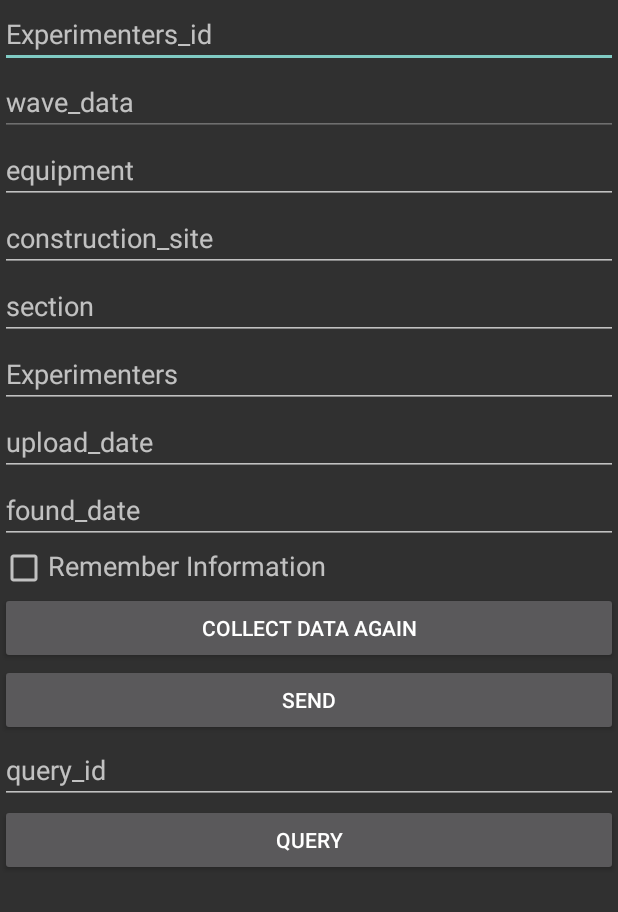
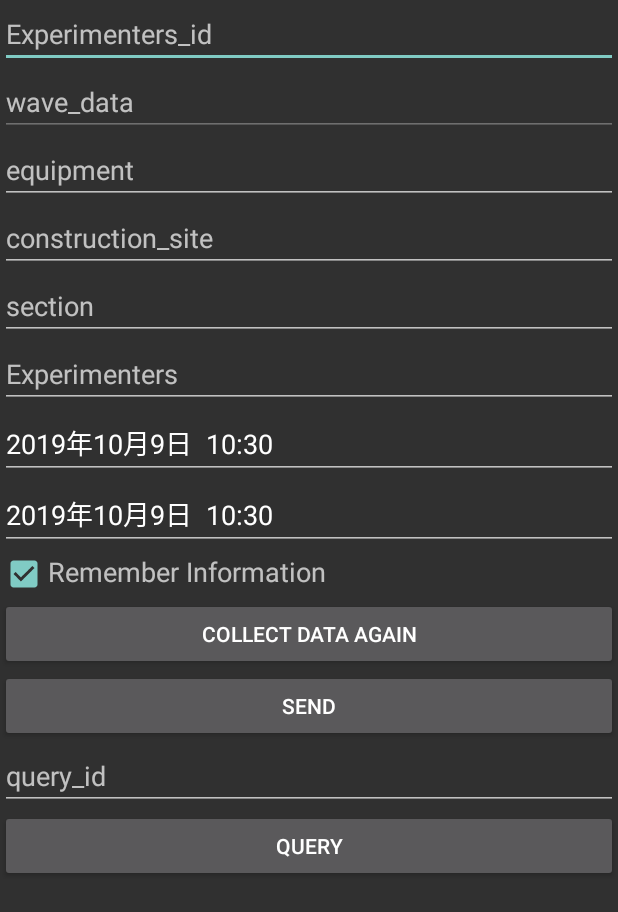
Before and after one commit to jackoftongji/BlueTooth-1, an Android app: the FirstActivity screen opened directly, with no data from a screen before it, on a phone screen of 412 x 824 dp. Shown: the top 912 px of the screen. Run offline under Robolectric (Android 15) with nearby library versions, the phone set to English and light mode, and no system bars; our stand-ins replace EventBus; 5 statements that could not run were skipped.

Commit message:
默认记住所输信息/自动填写时间

```diff
--- a/app/src/main/java/ych/com/bluetooth/test/FirstActivity.java
+++ b/app/src/main/java/ych/com/bluetooth/test/FirstActivity.java
@@ -21,6 +21,7 @@ import org.json.JSONException;
 import org.json.JSONObject;
 
 import java.io.IOException;
+import java.util.Calendar;
 
 import okhttp3.RequestBody;
 import okhttp3.ResponseBody;
@@ -70,7 +71,7 @@ public class FirstActivity extends AppCompatActivity {
         initView();
         initData();
         initListener();
-
+        setTime();
     }
 
     private void initListener() {
@@ -101,6 +102,8 @@ public class FirstActivity extends AppCompatActivity {
                     editor.clear();
                 }
                 editor.apply();
+
+                setTime();
 
                 Retrofit retrofit;
                 //Ultrasound ultrasound = new Ultrasound(20,"0.00 0.01 1.12 1.34","上海","一号段","400km","肖","2019年8月29号","2019年8月29号");
@@ -189,6 +192,7 @@ public class FirstActivity extends AppCompatActivity {
             }
         });
 
+        //记住所输信息
         sharedPreferences= PreferenceManager.getDefaultSharedPreferences(this);
         boolean isRemember=sharedPreferences.getBoolean("remember_info",false);
         if (isRemember){
@@ -244,4 +248,20 @@ public class FirstActivity extends AppCompatActivity {
         super.onRestart();
         Log.d(TAG, "onRestart: ");
     }
+
+    public void setTime(){
+        Calendar calendar=Calendar.getInstance();
+
+        int year=calendar.get(Calendar.YEAR);
+        int month=calendar.get(Calendar.MONTH)+1;
+        int day=calendar.get(Calendar.DAY_OF_MONTH);
+        int hour = calendar.get(Calendar.HOUR_OF_DAY);
+        int minute = calendar.get(Calendar.MINUTE);
+
+
+        editTextUploadDate.setText(year+"年"+month+"月"+day+"日  "+hour+":"+minute);
+        editTextFoundDate.setText(year+"年"+month+"月"+day+"日  "+hour+":"+minute);
+    }
+
+
 }
--- a/app/src/main/java/ych/com/bluetooth/utils/bluetooth/BluetoothChatService.java
+++ b/app/src/main/java/ych/com/bluetooth/utils/bluetooth/BluetoothChatService.java
@@ -248,7 +248,9 @@ public class BluetoothChatService {
         ConnectedThread r;
         // Synchronize a copy of the ConnectedThread
         synchronized (this) {
-            if (mState != STATE_CONNECTED) return;
+            if (mState != STATE_CONNECTED) {
+                return;
+            }
             r = mConnectedThread;
         }
         // Perform the write unsynchronized
--- a/app/src/main/res/layout/first_layout.xml
+++ b/app/src/main/res/layout/first_layout.xml
@@ -68,7 +68,8 @@
                 <CheckBox
                     android:layout_width="wrap_content"
                     android:layout_height="wrap_content"
-                    android:id="@+id/remember_info"/>
+                    android:id="@+id/remember_info"
+                    android:checked="true"/>
                 <TextView
                     android:layout_width="wrap_content"
                     android:layout_height="wrap_content"
```
